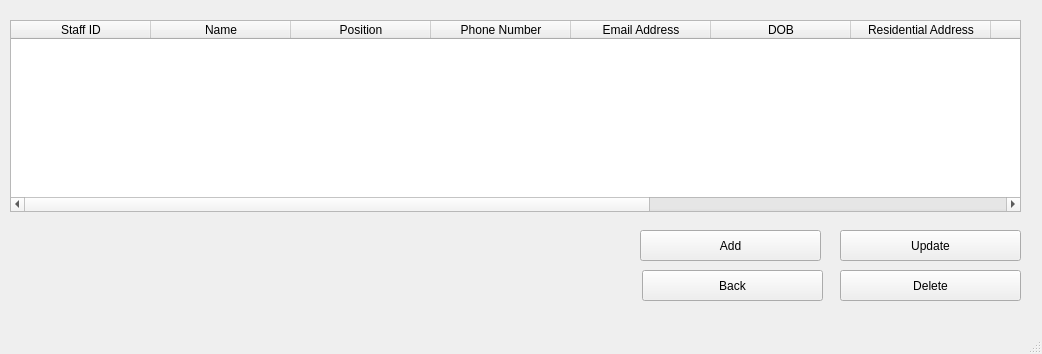
Qt form ui_files/staffManagment.ui (TahaZahid05/Restaurant-Managment-System) before a commit.
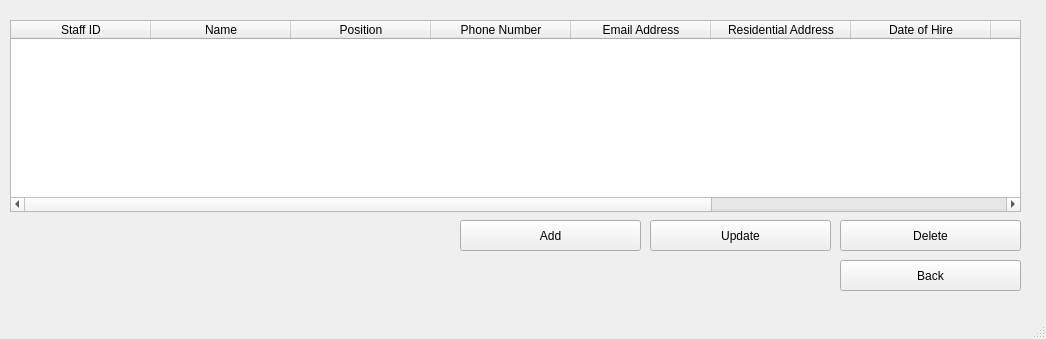
The same form after that commit.

Commit message: Staff management done

```diff
--- a/ui_files/staffManagment.ui
+++ b/ui_files/staffManagment.ui
@@ -6,10 +6,16 @@
    <rect>
     <x>0</x>
     <y>0</y>
-    <width>1042</width>
-    <height>354</height>
+    <width>1046</width>
+    <height>339</height>
    </rect>
   </property>
+  <property name="sizePolicy">
+   <sizepolicy hsizetype="Fixed" vsizetype="Fixed">
+    <horstretch>0</horstretch>
+    <verstretch>0</verstretch>
+   </sizepolicy>
+  </property>
   <property name="windowTitle">
    <string>Staff Managment</string>
   </property>
@@ -51,11 +57,6 @@
       <string>Email Address</string>
      </property>
     </column>
-    <column>
-     <property name="text">
-      <string>DOB</string>
-     </property>
-    </column>
     <column>
      <property name="text">
       <string>Residential Address</string>
@@ -86,7 +87,7 @@
     <property name="geometry">
      <rect>
       <x>840</x>
-      <y>270</y>
+      <y>220</y>
       <width>181</width>
       <height>31</height>
      </rect>
@@ -98,8 +99,8 @@
    <widget class="QPushButton" name="addButton">
     <property name="geometry">
      <rect>
-      <x>640</x>
-      <y>230</y>
+      <x>460</x>
+      <y>220</y>
       <width>181</width>
       <height>31</height>
      </rect>
@@ -111,8 +112,8 @@
    <widget class="QPushButton" name="updateButton">
     <property name="geometry">
      <rect>
-      <x>840</x>
-      <y>230</y>
+      <x>650</x>
+      <y>220</y>
       <width>181</width>
       <height>31</height>
      </rect>
@@ -124,8 +125,8 @@
    <widget class="QPushButton" name="backButton">
     <property name="geometry">
      <rect>
-      <x>642</x>
-      <y>270</y>
+      <x>840</x>
+      <y>260</y>
       <width>181</width>
       <height>31</height>
      </rect>
```
Left out of the diff: 4 changed lines with no effect on the pictures. The commit also changes 3 other files.
